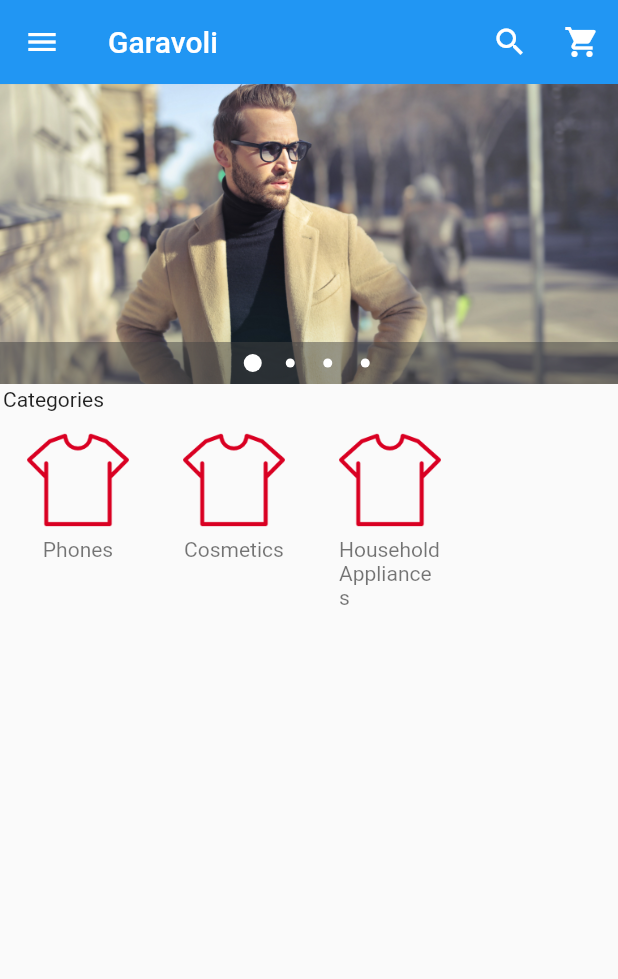
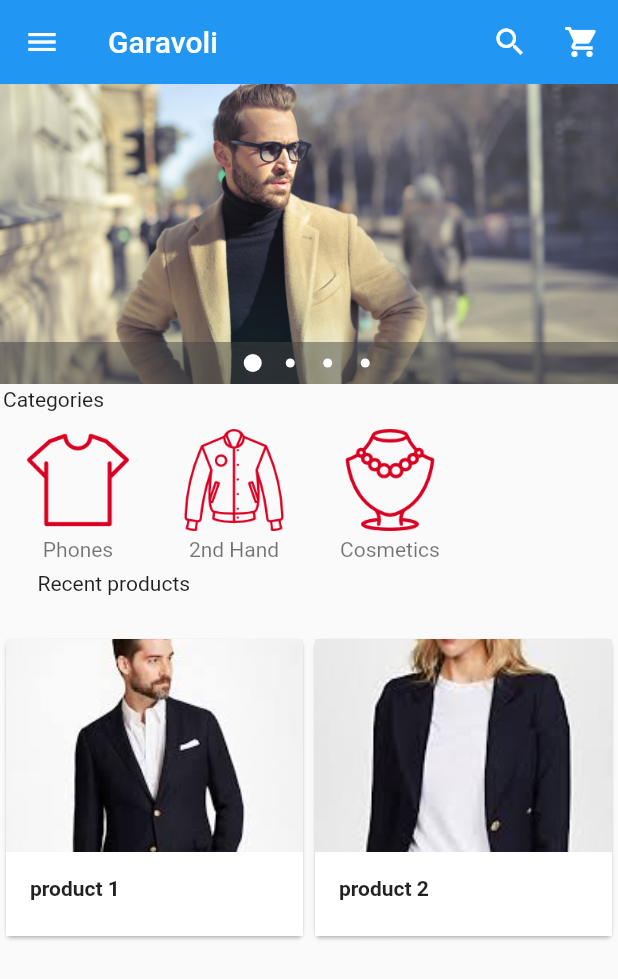
Before and after one commit to Elyas575/FlutterEcommerceDemo, a Flutter app: the screen it shows after launch, on a phone screen of 412 x 824 dp. Shown: the top 979 px of the screen. Run offline on Flutter 3.47's test engine with Material 2 defaults, Android fonts, the phone set to English and light mode, and no system bars; drawn by our look-alikes of carousel_pro.

Commit message:
Products

```diff
--- a/lib/Components/horizontal_listview.dart
+++ b/lib/Components/horizontal_listview.dart
@@ -5,7 +5,7 @@ class HorizontalList extends StatelessWidget {
   Widget build(BuildContext context) {
     return Container(
       height: 80.0,
-      width: 500.0,
+
       child: ListView(
         scrollDirection: Axis.horizontal,
         children: <Widget>[
@@ -14,12 +14,12 @@ class HorizontalList extends StatelessWidget {
             image_caption: 'Phones',
           ),
           Category(
-            image_location: 'images/cats/tshirt.png',
-            image_caption: 'Cosmetics',
+            image_location: 'images/cats/informal.png',
+            image_caption: '2nd Hand',
           ),
           Category(
-            image_location: 'images/cats/tshirt.png',
-            image_caption: 'Household Appliances',
+            image_location: 'images/cats/accessories.png',
+            image_caption: 'Cosmetics',
           ),
         ],
       ),
--- /dev/null
+++ b/lib/Components/products.dart
@@ -0,0 +1,70 @@
+import 'package:flutter/material.dart';
+
+
+
+class Products extends StatefulWidget {
+  @override
+  _ProductsState createState() => _ProductsState();
+}
+
+class _ProductsState extends State<Products> {
+  var product_list = [
+
+      {
+        "name": "product 1",
+        "picture": "images/products/blazer1.jpeg",
+        "price": 120,
+      },
+      {
+        "name": "product 2",
+        "picture": "images/products/blazer2.jpeg",
+        "price": 150,
+      },
+
+  ];
+
+  @override
+  Widget build(BuildContext context) {
+    return GridView.builder(
+        itemCount: product_list.length,
+        gridDelegate:
+            new SliverGridDelegateWithFixedCrossAxisCount(crossAxisCount: 2),
+        itemBuilder: (BuildContext context, int index) {
+    return Single_product(
+    product_name: product_list[index]['name'],
+    product_picture: product_list[index]['picture'],
+    product_price: product_list[index]['price']);
+    } );
+  }
+}
+
+class Single_product extends StatelessWidget {
+  final product_name;
+  final product_picture;
+  final product_price;
+
+  Single_product({
+    this.product_name,
+    this.product_picture,
+    this.product_price,
+  });
+
+  @override
+  Widget build(BuildContext context) {
+    return Card(
+      child: Hero(tag: product_name, child: Material(
+        child: InkWell(
+          onTap: (){},
+          child: GridTile(
+              footer: Container(color: Colors.white,
+              child: ListTile(
+                leading: Text(product_name, style: TextStyle(fontWeight: FontWeight.bold),),
+              ),
+              ) ,
+              child: Image.asset(product_picture,
+              fit: BoxFit.cover,)),
+        ),
+      ),),
+    );
+  }
+}
--- a/lib/main.dart
+++ b/lib/main.dart
@@ -1,17 +1,16 @@
 import 'package:flutter/material.dart';
 import 'package:carousel_pro/carousel_pro.dart';
+import 'package:gradproject/Components/products.dart';
 
 
 //my own imports
 import 'package:gradproject/Components/horizontal_listview.dart';
 
-void main (){
-  runApp(
-    MaterialApp(
+void main() {
+  runApp(MaterialApp(
     debugShowCheckedModeBanner: false,
     home: HomePage(),
-    )
-  );
+  ));
 }
 
 class HomePage extends StatelessWidget {
@@ -26,17 +25,14 @@ class HomePage extends StatelessWidget {
           AssetImage('images/m1.jpeg'),
           AssetImage('images/w1.jpeg'),
           AssetImage('images/w4.jpeg'),
-
         ],
         autoplay: false,
         animationCurve: Curves.fastOutSlowIn,
         animationDuration: Duration(milliseconds: 1000),
         dotSize: 6.0,
-      indicatorBgPadding:  8.0,
-
+        indicatorBgPadding: 8.0,
       ),
     );
-
 
     return Scaffold(
       appBar: new AppBar(
@@ -44,19 +40,30 @@ class HomePage extends StatelessWidget {
         backgroundColor: Colors.blue,
         title: Text('Garavoli'),
         actions: <Widget>[
-          new IconButton(icon: Icon(Icons.search, color: Colors.white,), onPressed: (){}),
-          new IconButton(icon: Icon(Icons.shopping_cart, color: Colors.white,), onPressed: (){})
+          new IconButton(
+              icon: Icon(
+                Icons.search,
+                color: Colors.white,
+              ),
+              onPressed: () {}),
+          new IconButton(
+              icon: Icon(
+                Icons.shopping_cart,
+                color: Colors.white,
+              ),
+              onPressed: () {})
         ],
       ),
       drawer: new Drawer(
         child: new ListView(
-
           children: <Widget>[
             // This is the header part
-            new UserAccountsDrawerHeader(accountName: Text('UserName'), accountEmail: Text('Example@hotmail.com')),
+            new UserAccountsDrawerHeader(
+                accountName: Text('UserName'),
+                accountEmail: Text('Example@hotmail.com')),
             // Body
             InkWell(
-              onTap: (){},
+              onTap: () {},
               child: ListTile(
                 title: Text('Home Page'),
                 leading: Icon(Icons.home),
@@ -64,7 +71,7 @@ class HomePage extends StatelessWidget {
             ),
 
             InkWell(
-              onTap: (){},
+              onTap: () {},
               child: ListTile(
                 title: Text('My Account'),
                 leading: Icon(Icons.person),
@@ -72,7 +79,7 @@ class HomePage extends StatelessWidget {
             ),
 
             InkWell(
-              onTap: (){},
+              onTap: () {},
               child: ListTile(
                 title: Text('My Orders'),
                 leading: Icon(Icons.shopping_cart),
@@ -80,7 +87,7 @@ class HomePage extends StatelessWidget {
             ),
 
             InkWell(
-              onTap: (){},
+              onTap: () {},
               child: ListTile(
                 title: Text('Categories'),
                 leading: Icon(Icons.dashboard),
@@ -88,7 +95,7 @@ class HomePage extends StatelessWidget {
             ),
 
             InkWell(
-              onTap: (){},
+              onTap: () {},
               child: ListTile(
                 title: Text('Favourites'),
                 leading: Icon(Icons.favorite),
@@ -96,32 +103,43 @@ class HomePage extends StatelessWidget {
             ),
             Divider(),
             InkWell(
-              onTap: (){},
+              onTap: () {},
               child: ListTile(
                 title: Text('Settings'),
                 leading: Icon(Icons.settings, color: Colors.blue),
               ),
             ),
             InkWell(
-              onTap: (){},
+              onTap: () {},
               child: ListTile(
                 title: Text('About us'),
-                leading: Icon(Icons.help, color:Colors.green),
+                leading: Icon(Icons.help, color: Colors.green),
               ),
             ),
-
           ],
         ),
+      ),
+      body: new ListView(
+        children: [
+          image_carousel, //padding widget
+          new Padding(
+            padding: const EdgeInsets.all(2.0),
+            child: new Text('Categories'),
+          ),
+
+          // Horizontal List view begins here
+          HorizontalList(),
+
+          new Padding(
+            padding: const EdgeInsets.all(25.0),
+            child: new Text('Recent products'),
+          ),
+          Container(
+            height: 320.0,
+            child: Products(
 
             ),
-      body: new ListView(children: [
-        image_carousel, //padding widget
-        new Padding(padding: const EdgeInsets.all(2.0),
-        child: new Text('Categories'),),
-
-        // Horizontal List view begind here
-        HorizontalList(),
-
+          )
         ],
       ),
     );
--- a/pubspec.yaml
+++ b/pubspec.yaml
@@ -56,6 +56,7 @@ flutter:
   assets:
     - images/
     - images/cats/
+    - images/products/
 
 
 
```
Lines whose indentation alone changed are shown as unchanged.
